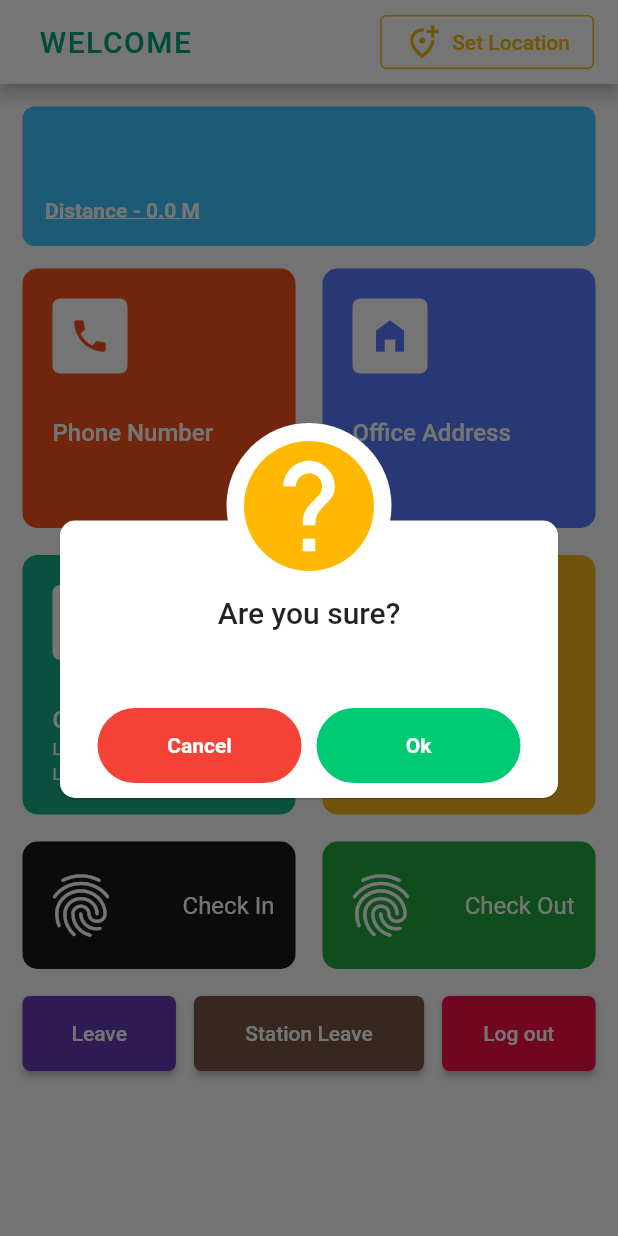
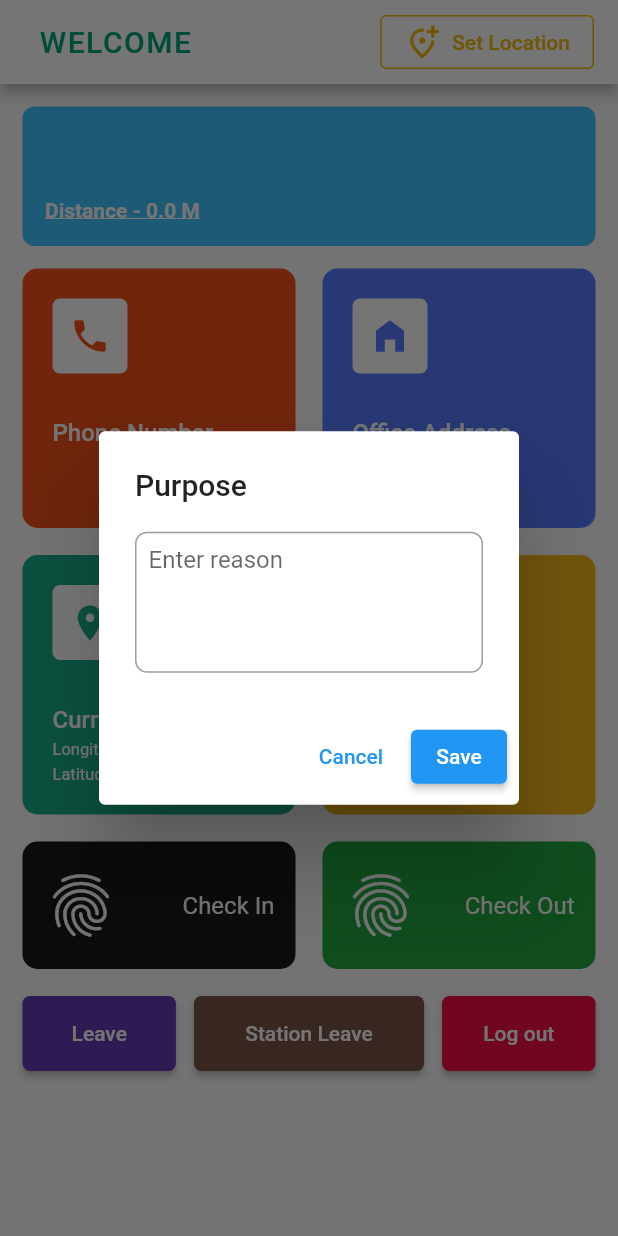
Before and after one commit to hasanshahrear/employee_attendance_getx, a Flutter app: the HomeView screen opened by its route, after a tap on "Check In", after a tap on "Station Leave", on a phone screen of 412 x 824 dp. Run offline on Flutter 3.47's test engine with Material 2 defaults, Android fonts, the phone set to English and light mode, and no system bars; our stand-ins replace awesome_dialog, dio, flutter_spinkit, flutter_svg, geolocator, get and 2 more; missing offline and left inert: flutter_background_service, flutter_background_service_android; accounts and stored records are empty; network calls fail.

Commit message:
Station leave added

```diff
--- a/lib/app/constrants/strings.dart
+++ b/lib/app/constrants/strings.dart
@@ -9,4 +9,5 @@ class ConstantStrings {
   static String kLeave = "leave";
   static String kUpdateLocation = "update-location";
   static String kInactive = "inactive";
+  static String kStationLeave = "station-leave";
 }
--- a/lib/app/data/services/home.dart
+++ b/lib/app/data/services/home.dart
@@ -63,4 +63,17 @@ class HomeService {
       },
     );
   }
+
+  static Future<dynamic> stationLeave(
+      {required String token, required String reason, String? startTime, String? endTime }) async {
+    return await BaseClient.postData(
+      api: ConstantStrings.kStationLeave,
+      token: token,
+      body: {
+        "reason": reason,
+        "start_time": startTime,
+        "end_time": endTime,
+      },
+    );
+  }
 }
--- a/lib/app/modules/home/views/home_view.dart
+++ b/lib/app/modules/home/views/home_view.dart
@@ -3,6 +3,7 @@ import 'package:employee_attendance_getx/app/components/InfoCard.dart';
 import 'package:employee_attendance_getx/app/components/PunchCard.dart';
 import 'package:employee_attendance_getx/app/components/UserInfo.dart';
 import 'package:employee_attendance_getx/app/modules/home/controllers/sensors.dart';
+import 'package:employee_attendance_getx/app/modules/home/views/station_leave_modal_view.dart';
 import 'package:flutter/material.dart';
 import 'package:get/get.dart';
 import '../controllers/home_controller.dart';
@@ -216,17 +217,7 @@ class HomeView extends GetView<HomeController> {
                             flex: 3,
                             child: MaterialButton(
                               onPressed: () async {
-                                AwesomeDialog(
-                                  context: context,
-                                  dialogType: DialogType.question,
-                                  animType: AnimType.rightSlide,
-                                  title: 'Are you sure?',
-                                  desc: '',
-                                  btnCancelOnPress: () {},
-                                  btnOkOnPress: () {
-                                    controller.logout();
-                                  },
-                                ).show();
+                                Get.dialog(TextInputDialog());
                               },
                               color: Colors.brown,
                               height: (50.0),
--- /dev/null
+++ b/lib/app/modules/home/views/station_leave_modal_view.dart
@@ -0,0 +1,41 @@
+import 'package:employee_attendance_getx/app/modules/home/controllers/station_leave_dialog.dart';
+import 'package:flutter/material.dart';
+import 'package:get/get.dart';
+
+class TextInputDialog extends StatelessWidget {
+  final TextInputDialogController controller = Get.put(TextInputDialogController());
+
+  TextInputDialog({super.key});
+
+  @override
+  Widget build(BuildContext context) {
+    return AlertDialog(
+      title: const Text('Purpose '),
+      content: Container(
+        decoration: BoxDecoration(
+          border: Border.all(color: Colors.grey),
+          borderRadius: const BorderRadius.all(Radius.circular(8.0))
+        ),
+        child: TextField(
+          controller: controller.textController,
+          maxLines: 4,
+          decoration: const InputDecoration(
+            hintText: 'Enter reason',
+            contentPadding: EdgeInsets.all(8.0), // Padding within the container
+            border: InputBorder.none, // Remove the TextField's default border
+          ),
+        ),
+      ),
+      actions: [
+        TextButton(
+          onPressed: () => Get.back(), // Close the dialog
+          child: const Text('Cancel'),
+        ),
+        ElevatedButton(
+          onPressed: () => controller.saveText(), // Save the entered text
+          child: const Text('Save'),
+        ),
+      ],
+    );
+  }
+}
--- a/lib/main.dart
+++ b/lib/main.dart
@@ -1,15 +1,10 @@
-import 'package:employee_attendance_getx/app/data/services/backend_service.dart';
-import 'package:employee_attendance_getx/app/modules/splash/bindings/splash_binding.dart';
 import 'package:flutter/material.dart';
 import 'package:get/get.dart';
 import 'app/routes/app_pages.dart';
 import 'package:get_storage/get_storage.dart';
 
 void main() async {
-  WidgetsFlutterBinding.ensureInitialized();
-  await initializeService();
   await GetStorage.init();
-
   runApp(
     GetMaterialApp(
       title: "Online Attendance",
```
Also changed, not shown: lib/app/modules/home/controllers/station_leave_dialog.dart (added, +81 -0 lines), pubspec.lock, 1 other file.
